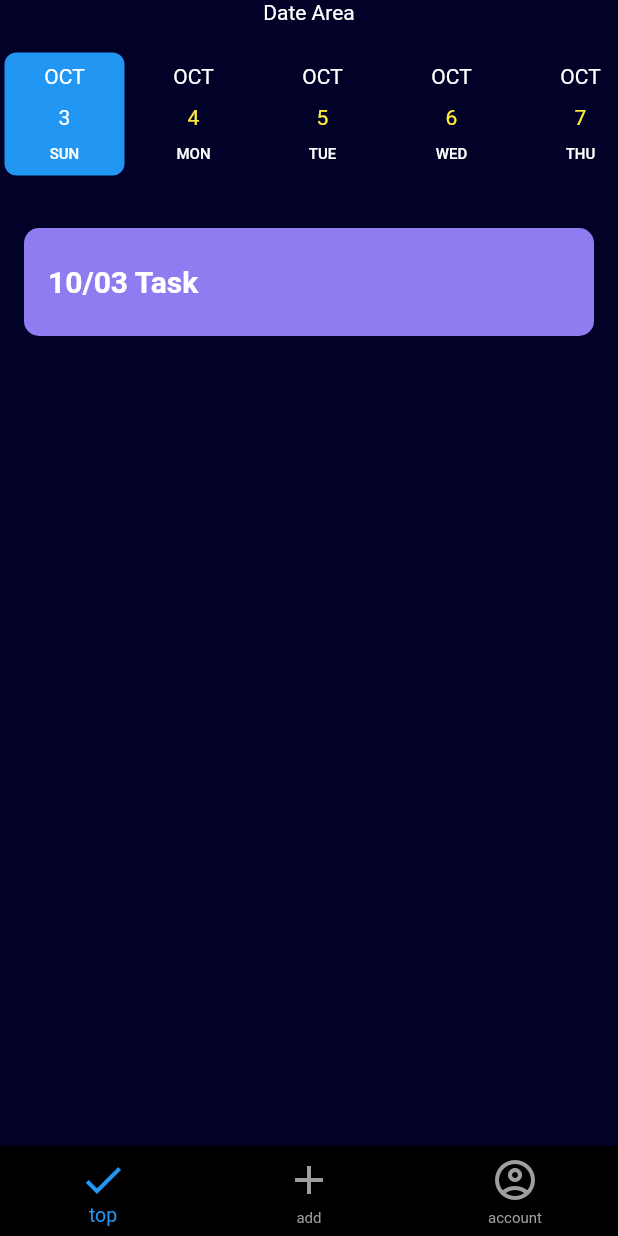
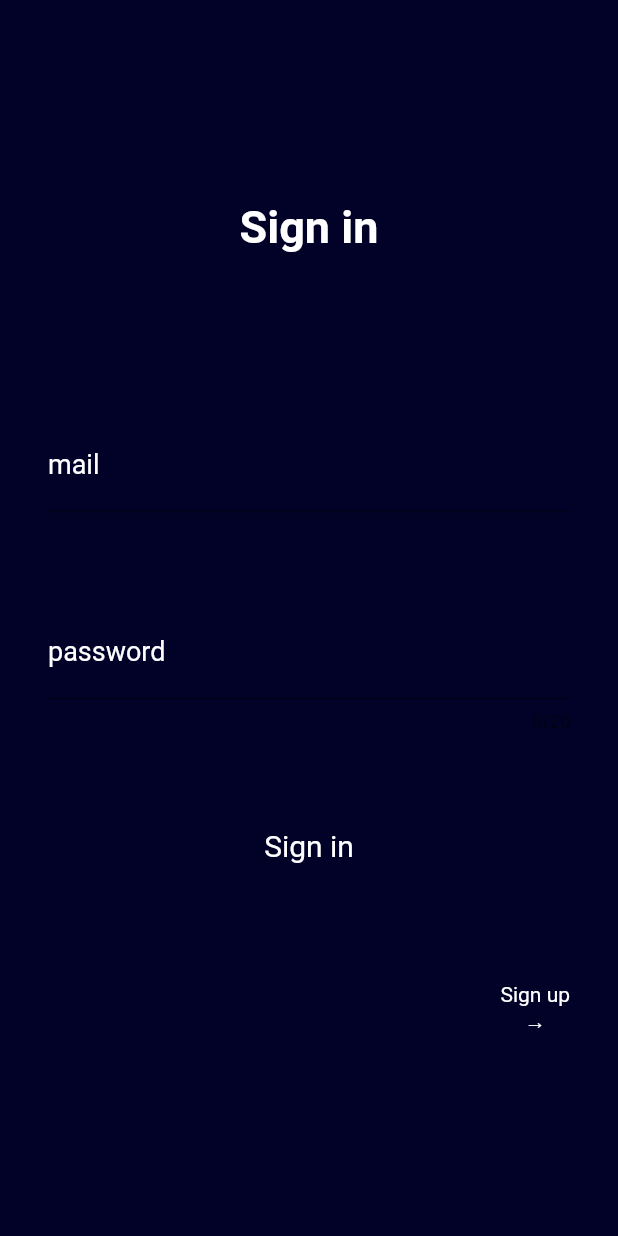
Before and after one commit to Keisuke2162/flutter_task_manager_app, a Flutter app: the screen it shows after launch, on a phone screen of 412 x 824 dp. Run offline on Flutter 3.47's test engine with Material 2 defaults, Android fonts, the phone set to English and light mode, and no system bars; drawn by our look-alikes of date_picker_timeline.

Commit message:
create login page

```diff
--- a/lib/main.dart
+++ b/lib/main.dart
@@ -1,5 +1,6 @@
 import 'package:flutter/material.dart';
 import 'package:task_manager_app/navigation.dart';
+import 'package:task_manager_app/view/login_screen.dart';
 import 'view/top_screen.dart';
 
 void main() {
@@ -16,7 +17,8 @@ class MyApp extends StatelessWidget {
       theme: ThemeData(
         primarySwatch: Colors.blue,
       ),
-      home: Navigation(),
+      // home: Navigation(),
+      home: LoginScreen(),
     );
   }
 }
--- /dev/null
+++ b/lib/view/login_screen.dart
@@ -0,0 +1,103 @@
+import 'package:flutter/material.dart';
+
+class LoginScreen extends StatefulWidget {
+  @override
+  _LoginScreen createState() => _LoginScreen();
+}
+
+class _LoginScreen extends State<LoginScreen> {
+  String mail = "";
+  String password = "";
+  String errorMsg = "";
+
+  @override
+  Widget build(BuildContext context) {
+    return Scaffold(
+      backgroundColor: Color(0xFF020228),
+      body: SafeArea(
+          child: Center(
+            child: Column(
+              mainAxisAlignment: MainAxisAlignment.center,
+              children: [
+                Text(
+                  "Sign in",
+                  style: TextStyle(
+                    color: Colors.white,
+                    fontWeight: FontWeight.bold,
+                    fontSize: 30,
+                  ),
+                ),
+                SizedBox(height: 112.0),
+                // メールアドレス入力
+                Padding(
+                    padding: EdgeInsets.fromLTRB(32.0, 0, 32.0, 0),
+                    child:TextFormField(
+                      decoration: InputDecoration(
+                        labelText: "mail",
+                        labelStyle: TextStyle(
+                          fontSize: 18.0,
+                          color: Colors.white
+                        )
+                      ),
+                      onChanged: (String value) {
+                        mail = value;
+                      },
+                    )
+                ),
+                SizedBox(height: 64.0),
+                // パスワード入力
+                Padding(
+                  padding: EdgeInsets.fromLTRB(32.0, 0, 32.0, 0.0),
+                  child:TextFormField(
+                    decoration: InputDecoration(
+                      labelText: "password",
+                      labelStyle: TextStyle(
+                        fontSize: 18.0,
+                        color: Colors.white,
+                      )
+                    ),
+                    obscureText: true,  // パスワードが見えないようRにする
+                    maxLength: 20,  // 入力可能な文字数
+                    onChanged: (String value) {
+                      password = value;
+                    },
+                  ),
+                ),
+                SizedBox(height: 64),
+                Text(
+                  "Sign in",
+                  style: TextStyle(
+                    color: Colors.white,
+                    fontSize: 20.0,
+                  ),
+                ),
+                SizedBox(height: 80),
+                Row(
+                  mainAxisAlignment: MainAxisAlignment.end,
+                  children: [
+                    Column(
+                      children: [
+                        Text(
+                          "Sign up",
+                          style: TextStyle(
+                              color: Colors.white
+                          ),
+                        ),
+                        Text(
+                          "→",
+                          style: TextStyle(
+                              color: Colors.white
+                          ),
+                        )
+                      ],
+                    ),
+                    SizedBox(width: 32),
+                  ],
+                ),
+              ],
+            ),
+          ),
+      ),
+    );
+  }
+}
--- a/pubspec.yaml
+++ b/pubspec.yaml
@@ -13,6 +13,10 @@ dependencies:
     sdk: flutter
 
   cupertino_icons: ^1.0.2
+
+  # firebase
+  firebase_auth:
+
   date_picker_timeline:
 
 dev_dependencies:
```
Also changed, not shown: pubspec.lock, 3 other files.
